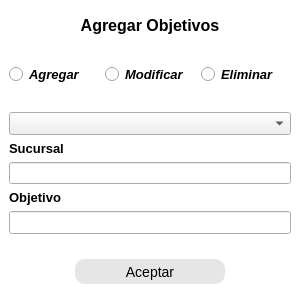
The window that App/Front/ventanasui/V_AgregarObjetivos.ui (LAngelVp/ProccessRMPG73) describes before a commit, drawn with Qt 5.
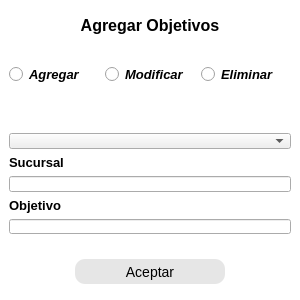
The same window after the commit. Icons and pictures are not drawn.

Patch:
```diff
--- a/App/Front/ventanasui/V_AgregarObjetivos.ui
+++ b/App/Front/ventanasui/V_AgregarObjetivos.ui
@@ -215,6 +215,21 @@
              </size>
             </property>
             <layout class="QVBoxLayout" name="verticalLayout_4">
+             <item alignment="Qt::AlignHCenter">
+              <widget class="QLabel" name="labelId">
+               <property name="enabled">
+                <bool>false</bool>
+               </property>
+               <property name="font">
+                <font>
+                 <pointsize>10</pointsize>
+                </font>
+               </property>
+               <property name="text">
+                <string/>
+               </property>
+              </widget>
+             </item>
              <item>
               <widget class="QComboBox" name="CB_Sucursales">
                <property name="font">
```
